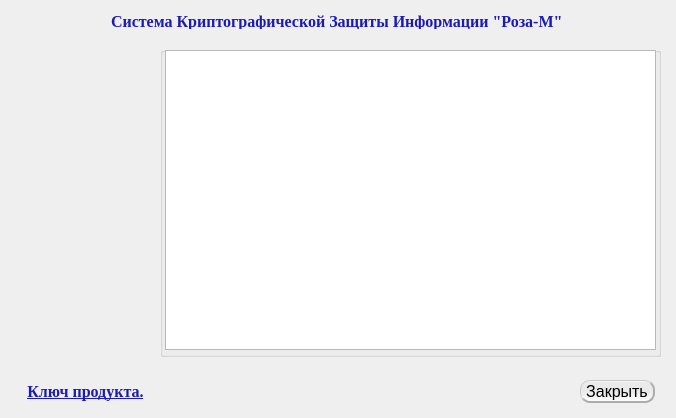
Kemtop/VerificationCenter, file Native/EasyCript/AboutProgramForm.ui: the form before one commit.
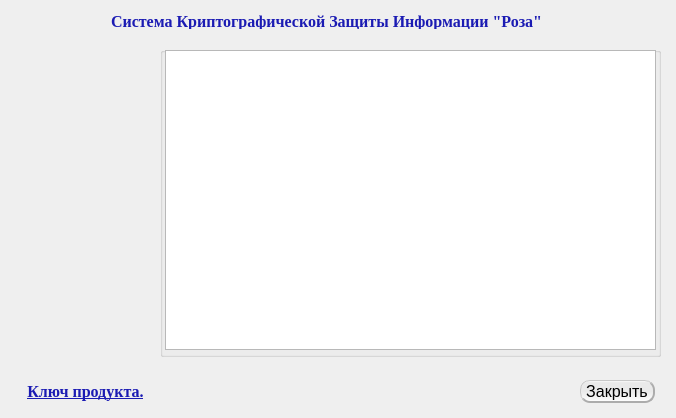
The form after the commit. Icons and pictures are not drawn.

The edit to the form file:
```diff
--- a/Native/EasyCript/AboutProgramForm.ui
+++ b/Native/EasyCript/AboutProgramForm.ui
@@ -31,7 +31,7 @@
 color:#1B1BB3;</string>
    </property>
    <property name="text">
-    <string>Cистема Криптографической Защиты Информации &quot;Роза-М&quot;</string>
+    <string>Cистема Криптографической Защиты Информации &quot;Роза&quot;</string>
    </property>
   </widget>
   <widget class="QLabel" name="label_2">
```
